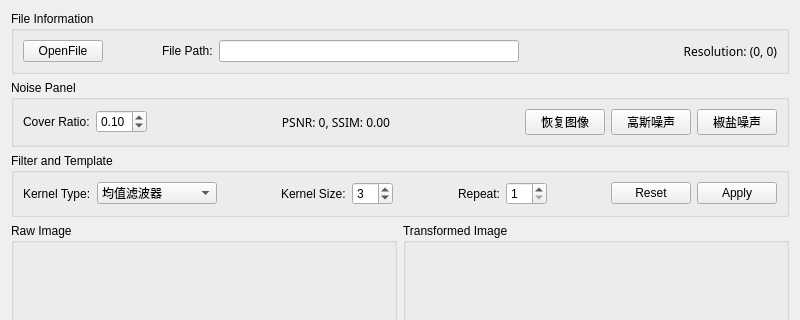
zzaiyan/CV-Demo, file startwidget.ui: the form before one commit; both pictures show x 0 to 800 and y 0 to 320 of the 800 by 720 pixel window.
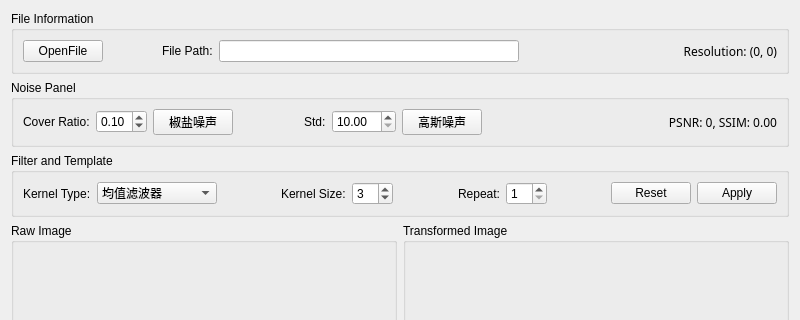
The form after the commit.

```diff
--- a/startwidget.ui
+++ b/startwidget.ui
@@ -153,6 +153,13 @@
         </property>
        </widget>
       </item>
+      <item>
+       <widget class="QPushButton" name="buttonSAPNoise">
+        <property name="text">
+         <string>椒盐噪声</string>
+        </property>
+       </widget>
+      </item>
       <item>
        <spacer name="horizontalSpacer_6">
         <property name="orientation">
@@ -166,11 +173,66 @@
         </property>
        </spacer>
       </item>
+      <item>
+       <widget class="QLabel" name="label_5">
+        <property name="minimumSize">
+         <size>
+          <width>0</width>
+          <height>0</height>
+         </size>
+        </property>
+        <property name="maximumSize">
+         <size>
+          <width>100</width>
+          <height>16777215</height>
+         </size>
+        </property>
+        <property name="text">
+         <string>Std:</string>
+        </property>
+       </widget>
+      </item>
+      <item>
+       <widget class="QDoubleSpinBox" name="noiseStd">
+        <property name="minimum">
+         <double>10.000000000000000</double>
+        </property>
+        <property name="maximum">
+         <double>100.000000000000000</double>
+        </property>
+        <property name="singleStep">
+         <double>10.000000000000000</double>
+        </property>
+        <property name="value">
+         <double>10.000000000000000</double>
+        </property>
+       </widget>
+      </item>
+      <item>
+       <widget class="QPushButton" name="buttonStdNoise">
+        <property name="text">
+         <string>高斯噪声</string>
+        </property>
+       </widget>
+      </item>
+      <item>
+       <spacer name="horizontalSpacer_7">
+        <property name="orientation">
+         <enum>Qt::Horizontal</enum>
+        </property>
+        <property name="sizeHint" stdset="0">
+         <size>
+          <width>40</width>
+          <height>20</height>
+         </size>
+        </property>
+       </spacer>
+      </item>
       <item>
        <widget class="QLabel" name="labelMetric">
         <property name="minimumSize">
          <size>
-          <width>200</width>
+          <width>240</width>
           <height>0</height>
          </size>
         </property>
@@ -189,41 +251,7 @@
          <string>PSNR: 0, SSIM: 0.00</string>
         </property>
         <property name="alignment">
-         <set>Qt::AlignCenter</set>
-        </property>
-       </widget>
-      </item>
-      <item>
-       <spacer name="horizontalSpacer_7">
-        <property name="orientation">
-         <enum>Qt::Horizontal</enum>
-        </property>
-        <property name="sizeHint" stdset="0">
-         <size>
-          <width>40</width>
-          <height>20</height>
-         </size>
-        </property>
-       </spacer>
-      </item>
-      <item>
-       <widget class="QPushButton" name="buttonApply_2">
-        <property name="text">
-         <string>恢复图像</string>
-        </property>
-       </widget>
-      </item>
-      <item>
-       <widget class="QPushButton" name="buttonApply_3">
-        <property name="text">
-         <string>高斯噪声</string>
-        </property>
-       </widget>
-      </item>
-      <item>
-       <widget class="QPushButton" name="buttonApply_4">
-        <property name="text">
-         <string>椒盐噪声</string>
+         <set>Qt::AlignRight|Qt::AlignTrailing|Qt::AlignVCenter</set>
         </property>
        </widget>
       </item>
```
